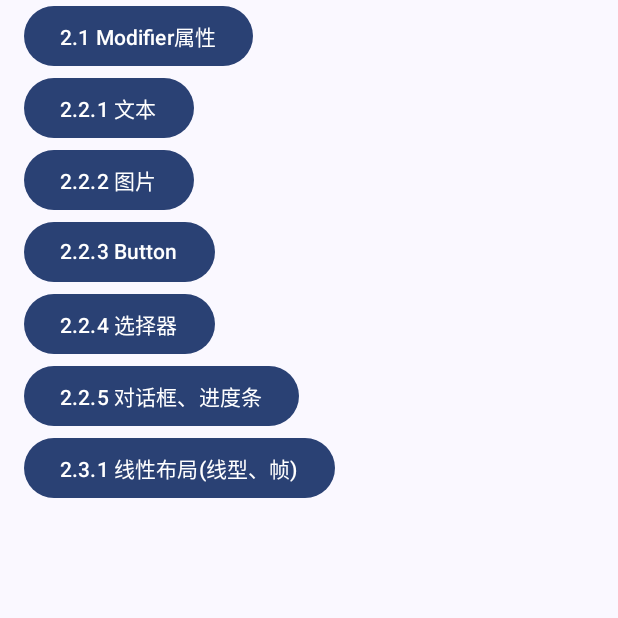
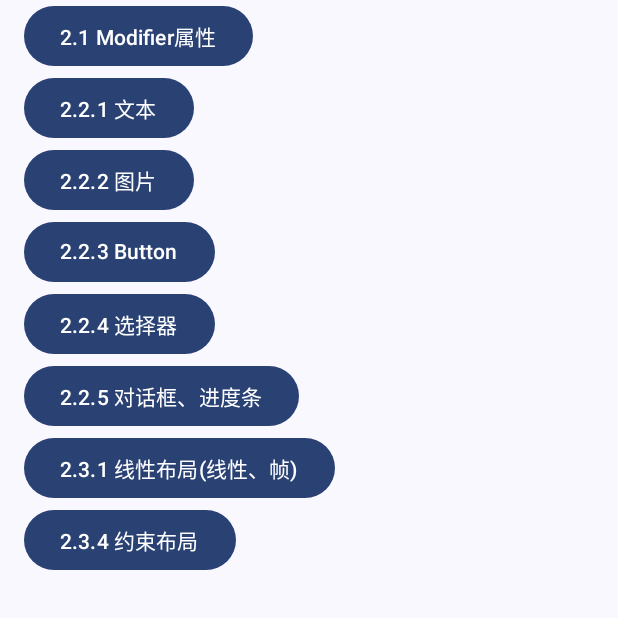
Before and after one commit to gengwenwu/AndroidComposeDemo, an Android app built with Jetpack Compose: the screen it shows after launch (BookAndroidComposeActivity), on a phone screen of 412 x 824 dp, the top half of it. Run offline under Robolectric (Android 15) with nearby library versions, the phone set to English and light mode, and no system bars; Roboto replaces fonts that are not available here.

Commit message:
添加 约束布局

```diff
--- a/app/src/main/java/org/logan/compose/demo/ui/book/BookAndroidComposeActivity.kt
+++ b/app/src/main/java/org/logan/compose/demo/ui/book/BookAndroidComposeActivity.kt
@@ -27,6 +27,7 @@ import org.logan.compose.demo.ui.book.c2.C2_2_3_ComposeButtonFragment
 import org.logan.compose.demo.ui.book.c2.C2_2_4_ComposeCheckboxFragment
 import org.logan.compose.demo.ui.book.c2.C2_2_5_ComposeDialogFragment
 import org.logan.compose.demo.ui.book.c2.C2_3_1_ComposeLayoutFragment
+import org.logan.compose.demo.ui.book.c2.C2_3_4_ConstraintLayoutFragment
 import org.logan.compose.demo.ui.theme.AndroidComposeDemoTheme
 
 /**
@@ -115,8 +116,8 @@ private fun getMenuConfigs(): Map<String, Fragment?> {
         "2.2.3 Button" to C2_2_3_ComposeButtonFragment(),
         "2.2.4 选择器" to C2_2_4_ComposeCheckboxFragment(),
         "2.2.5 对话框、进度条" to C2_2_5_ComposeDialogFragment(),
-        "2.3.1 线性布局(线型、帧)" to C2_3_1_ComposeLayoutFragment(),
-        // "C6 手势处理" to null,
+        "2.3.1 线性布局(线性、帧)" to C2_3_1_ComposeLayoutFragment(),
+        "2.3.4 约束布局" to C2_3_4_ConstraintLayoutFragment(),
         // "C7 页面导航" to null,
     )
 }
```
Also changed, not shown: app/src/main/java/org/logan/compose/demo/ui/book/c2/C2_3_4_ConstraintLayoutFragment.kt (added, +40 -0 lines).
